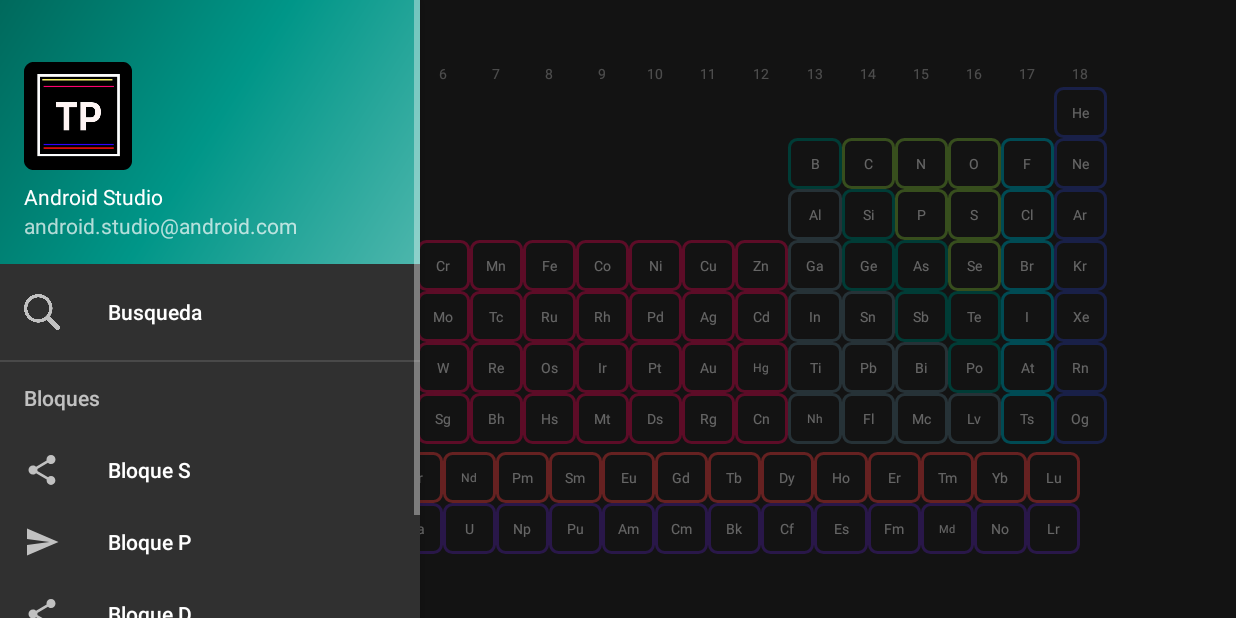
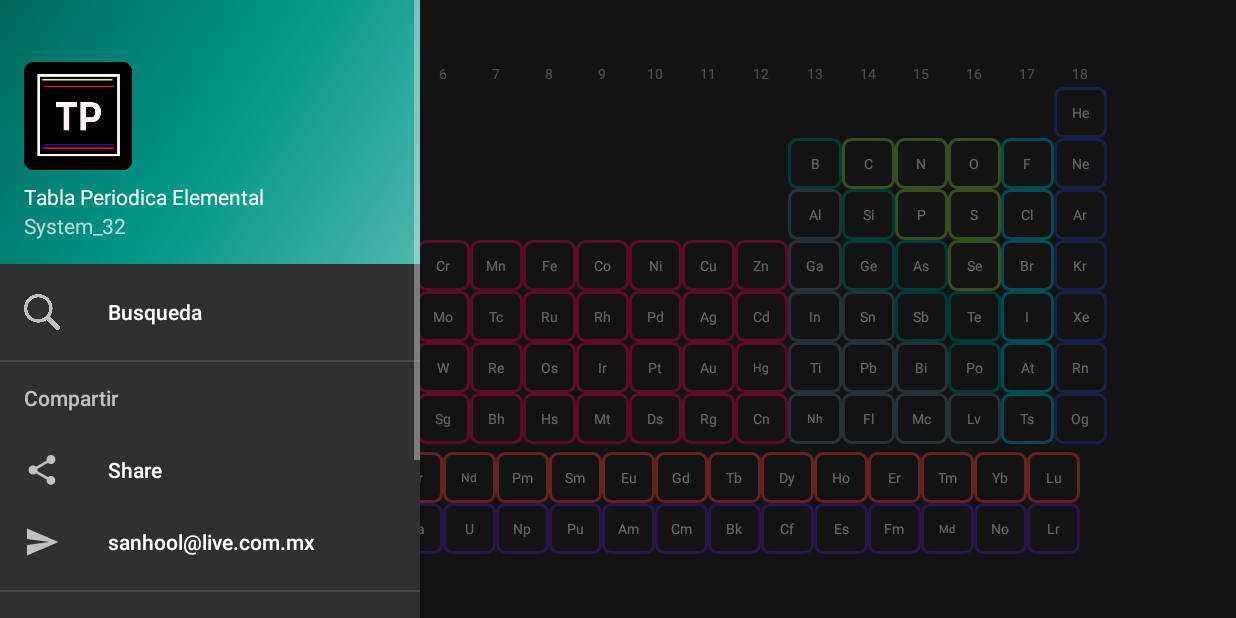
Before and after one commit to JHPAT100/Tabla_periodica, an Android app: the screen it shows after launch (tabla_periodica), with the side drawer open, on a phone screen of 824 x 412 dp (held sideways). Run offline under Robolectric (Android 15) with nearby library versions, the phone set to English and light mode, and no system bars.

Commit message:
diseño mejorado

```diff
--- a/app/src/main/res/layout/nav_header_tabla_periodica.xml
+++ b/app/src/main/res/layout/nav_header_tabla_periodica.xml
@@ -24,13 +24,13 @@
         android:layout_width="match_parent"
         android:layout_height="wrap_content"
         android:paddingTop="@dimen/nav_header_vertical_spacing"
-        android:text="@string/nav_header_title"
+        android:text="Tabla Periodica Elemental"
         android:textAppearance="@style/TextAppearance.AppCompat.Body1" />
 
     <TextView
         android:id="@+id/textView"
         android:layout_width="wrap_content"
         android:layout_height="wrap_content"
-        android:text="@string/nav_header_subtitle" />
+        android:text="System_32" />
 
 </LinearLayout>
--- a/app/src/main/res/menu/activity_tabla_periodica_drawer.xml
+++ b/app/src/main/res/menu/activity_tabla_periodica_drawer.xml
@@ -11,24 +11,30 @@
 
     </group>
 
-    <item android:title="Bloques">
+    <item android:title="Compartir">
         <menu>
             <item
                 android:id="@+id/nav_b_1"
                 android:icon="@drawable/ic_menu_share"
-                android:title="Bloque S" />
+                android:title="Share" />
             <item
                 android:id="@+id/nav_b_2"
                 android:icon="@drawable/ic_menu_send"
-                android:title="Bloque P" />
+                android:title="sanhool@live.com.mx" />
+
+        </menu>
+    </item>
+    <item android:title="Compañia">
+        <menu>
+
             <item
                 android:id="@+id/nav_b_3"
-                android:icon="@drawable/ic_menu_share"
-                android:title="Bloque D" />
+                android:icon="@drawable/icono_c"
+                android:title="System 32" />
             <item
                 android:id="@+id/nav_b_4"
-                android:icon="@drawable/ic_menu_send"
-                android:title="Bloque F" />
+                android:icon="@drawable/icono_t"
+                android:title="Aula 2 Programacion" />
         </menu>
     </item>
 
```
Also changed, not shown: app/src/main/res/drawable-v24/fondo.jpg (added), app/src/main/res/drawable-v24/icono_c.png (added), app/src/main/res/drawable-v24/icono_t.png (added).
